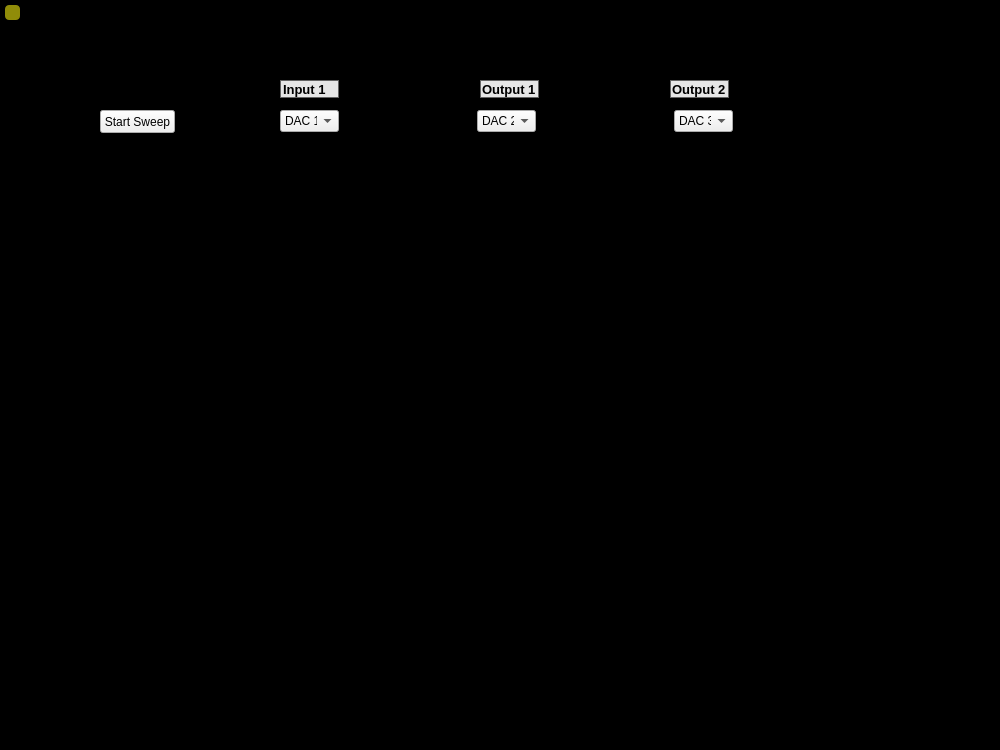
afylab/nanoSQUID-Scanning-Software, file Scanner GUI/DeviceCharacterizer/DeviceCharacterizerWindow.ui: the form before one commit.
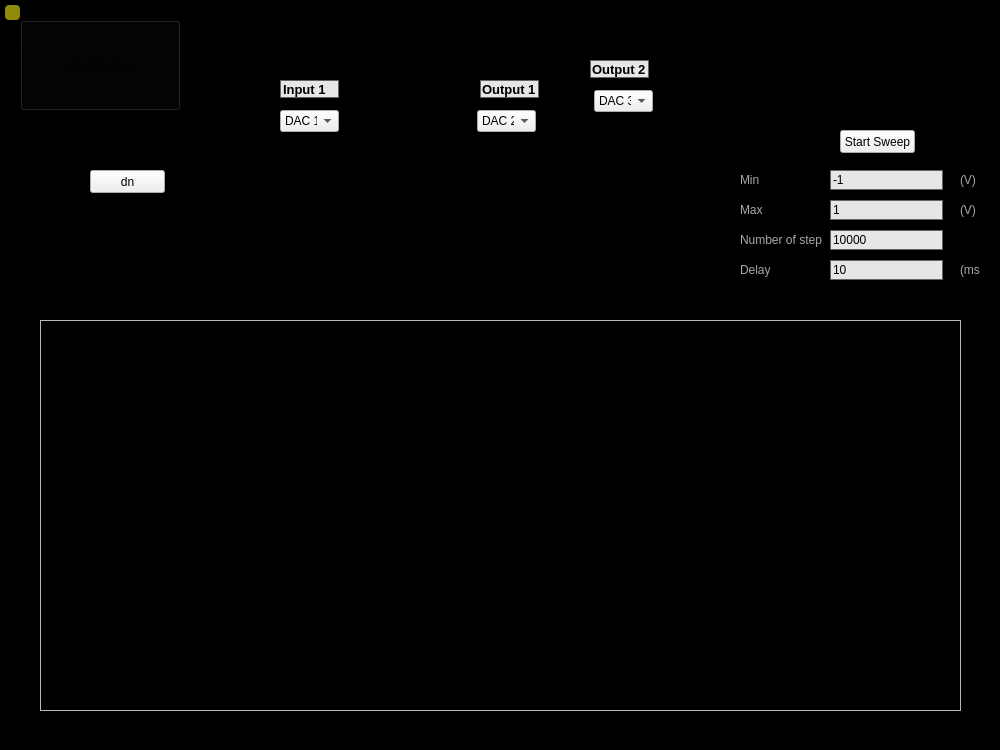
The form after the commit. Icons and pictures are not drawn.

```diff
--- a/Scanner GUI/DeviceCharacterizer/DeviceCharacterizerWindow.ui
+++ b/Scanner GUI/DeviceCharacterizer/DeviceCharacterizerWindow.ui
@@ -77,15 +77,15 @@
    <widget class="QWidget" name="horizontalLayoutWidget">
     <property name="geometry">
      <rect>
-      <x>59</x>
-      <y>240</y>
+      <x>40</x>
+      <y>320</y>
       <width>921</width>
       <height>391</height>
      </rect>
     </property>
     <layout class="QHBoxLayout" name="horizontalLayout">
      <item>
-      <widget class="QFrame" name="PlotArea">
+      <widget class="QFrame" name="PreliminaryPlot">
        <property name="styleSheet">
         <string notr="true">#PlotArea{
 background:black
@@ -104,8 +104,8 @@
    <widget class="QComboBox" name="comboBox_Output2">
     <property name="geometry">
      <rect>
-      <x>674</x>
-      <y>110</y>
+      <x>594</x>
+      <y>90</y>
       <width>59</width>
       <height>22</height>
      </rect>
@@ -318,8 +318,8 @@
    <widget class="QLineEdit" name="lineEdit_Output2Name">
     <property name="geometry">
      <rect>
-      <x>670</x>
-      <y>80</y>
+      <x>590</x>
+      <y>60</y>
       <width>59</width>
       <height>18</height>
      </rect>
@@ -356,8 +356,8 @@
    <widget class="QPushButton" name="PushButton_StartSweep">
     <property name="geometry">
      <rect>
-      <x>100</x>
-      <y>110</y>
+      <x>840</x>
+      <y>130</y>
       <width>75</width>
       <height>23</height>
      </rect>
@@ -366,6 +366,185 @@
      <string>Start Sweep</string>
     </property>
    </widget>
+   <widget class="QLineEdit" name="Lineedit_MinVoltage">
+    <property name="geometry">
+     <rect>
+      <x>830</x>
+      <y>170</y>
+      <width>113</width>
+      <height>20</height>
+     </rect>
+    </property>
+    <property name="text">
+     <string>-1</string>
+    </property>
+   </widget>
+   <widget class="QLineEdit" name="Lineedit_MaxVoltage">
+    <property name="geometry">
+     <rect>
+      <x>830</x>
+      <y>200</y>
+      <width>113</width>
+      <height>20</height>
+     </rect>
+    </property>
+    <property name="text">
+     <string>1</string>
+    </property>
+   </widget>
+   <widget class="QLabel" name="label_MinVoltage">
+    <property name="geometry">
+     <rect>
+      <x>740</x>
+      <y>170</y>
+      <width>100</width>
+      <height>20</height>
+     </rect>
+    </property>
+    <property name="text">
+     <string>Min</string>
+    </property>
+   </widget>
+   <widget class="QLabel" name="label_MaxVoltage">
+    <property name="geometry">
+     <rect>
+      <x>740</x>
+      <y>200</y>
+      <width>100</width>
+      <height>20</height>
+     </rect>
+    </property>
+    <property name="text">
+     <string>Max</string>
+    </property>
+   </widget>
+   <widget class="QLabel" name="label_Numberofstep">
+    <property name="geometry">
+     <rect>
+      <x>740</x>
+      <y>230</y>
+      <width>100</width>
+      <height>20</height>
+     </rect>
+    </property>
+    <property name="text">
+     <string>Number of step</string>
+    </property>
+   </widget>
+   <widget class="QLineEdit" name="Lineedit_Numberofstep">
+    <property name="geometry">
+     <rect>
+      <x>830</x>
+      <y>230</y>
+      <width>113</width>
+      <height>20</height>
+     </rect>
+    </property>
+    <property name="text">
+     <string>10000</string>
+    </property>
+   </widget>
+   <widget class="QLineEdit" name="Lineedit_Delay">
+    <property name="geometry">
+     <rect>
+      <x>830</x>
+      <y>260</y>
+      <width>113</width>
+      <height>20</height>
+     </rect>
+    </property>
+    <property name="text">
+     <string>10</string>
+    </property>
+   </widget>
+   <widget class="QLabel" name="label_Delay">
+    <property name="geometry">
+     <rect>
+      <x>740</x>
+      <y>260</y>
+      <width>100</width>
+      <height>20</height>
+     </rect>
+    </property>
+    <property name="text">
+     <string>Delay</string>
+    </property>
+   </widget>
+   <widget class="QPushButton" name="PushButton_done">
+    <property name="geometry">
+     <rect>
+      <x>90</x>
+      <y>170</y>
+      <width>75</width>
+      <height>23</height>
+     </rect>
+    </property>
+    <property name="text">
+     <string>dn</string>
+    </property>
+   </widget>
+   <widget class="QPushButton" name="SQUID">
+    <property name="geometry">
+     <rect>
+      <x>20</x>
+      <y>20</y>
+      <width>161</width>
+      <height>91</height>
+     </rect>
+    </property>
+    <property name="focusPolicy">
+     <enum>Qt::NoFocus</enum>
+    </property>
+    <property name="contextMenuPolicy">
+     <enum>Qt::ActionsContextMenu</enum>
+    </property>
+    <property name="styleSheet">
+     <string notr="true">image: url(:/nSOTScanner/Pictures/SQUIDRotated2.png);
+background-color: rgb(3, 3, 3);</string>
+    </property>
+    <property name="text">
+     <string>PushButton</string>
+    </property>
+   </widget>
+   <widget class="QLabel" name="label_MinVoltage_Unit">
+    <property name="geometry">
+     <rect>
+      <x>960</x>
+      <y>170</y>
+      <width>20</width>
+      <height>20</height>
+     </rect>
+    </property>
+    <property name="text">
+     <string>(V)</string>
+    </property>
+   </widget>
+   <widget class="QLabel" name="label_MaxVoltage_Unit">
+    <property name="geometry">
+     <rect>
+      <x>960</x>
+      <y>200</y>
+      <width>20</width>
+      <height>20</height>
+     </rect>
+    </property>
+    <property name="text">
+     <string>(V)</string>
+    </property>
+   </widget>
+   <widget class="QLabel" name="label_Delay_Unit">
+    <property name="geometry">
+     <rect>
+      <x>960</x>
+      <y>260</y>
+      <width>20</width>
+      <height>20</height>
+     </rect>
+    </property>
+    <property name="text">
+     <string>(ms)</string>
+    </property>
+   </widget>
   </widget>
  </widget>
  <resources>
```
